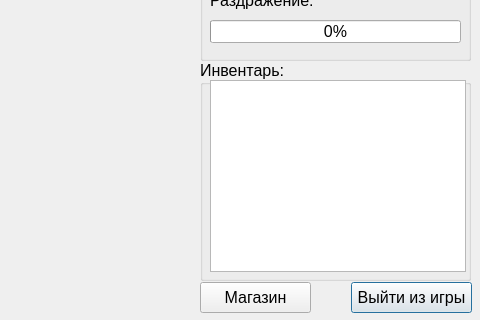
Qt form gamemainwindow.ui (adildikov/Game_QT) before a commit; both pictures show x 520 to 1000 and y 230 to 550 of the 1000 by 550 pixel window.
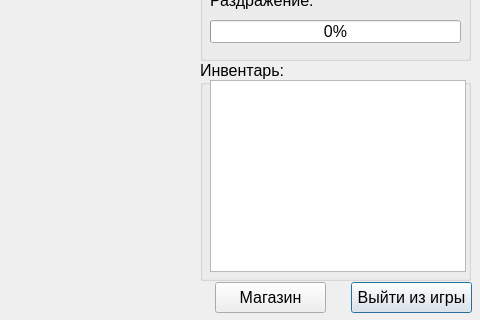
The same form after that commit. Icons and pictures are not drawn.

What changed in the file:
```diff
--- a/gamemainwindow.ui
+++ b/gamemainwindow.ui
@@ -355,7 +355,7 @@
   <widget class="QPushButton" name="Shop">
    <property name="geometry">
     <rect>
-     <x>720</x>
+     <x>735</x>
      <y>512</y>
      <width>111</width>
      <height>31</height>
```
